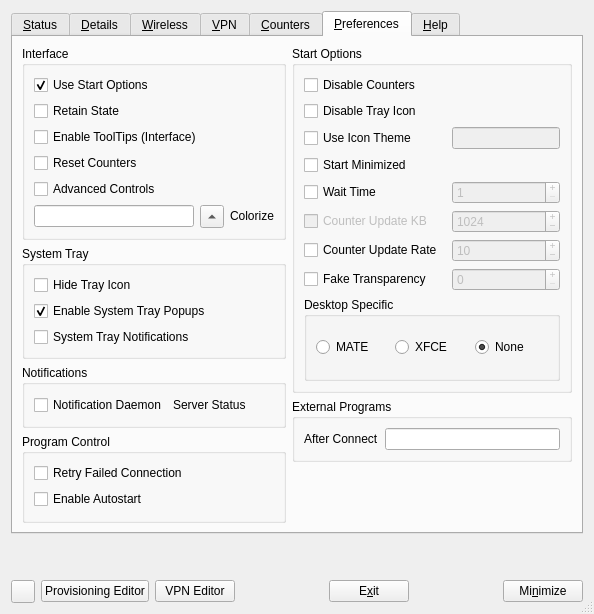
Old version of the form apps/cmstapp/code/control_box/ui/controlbox.ui in the repository andrew-bibb/cmst.
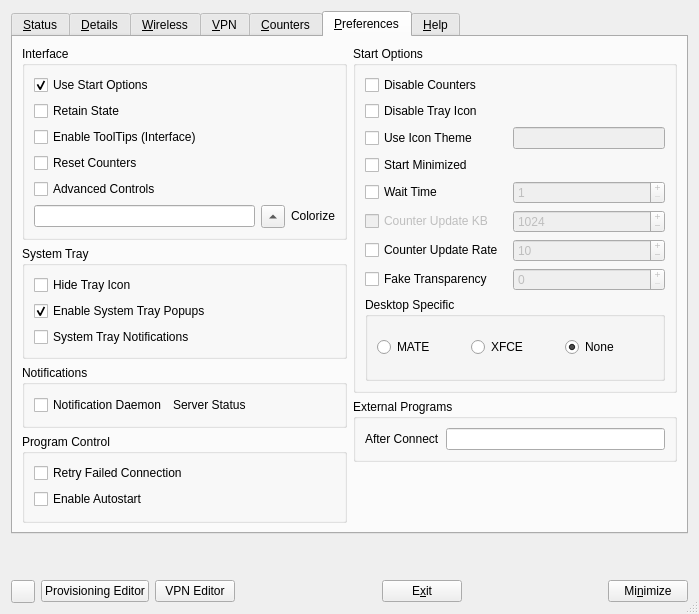
New version of the form. The open tabs and pages were chosen to show the change.

Commit message: changed layout consraint on topmost widget

```diff
--- a/apps/cmstapp/code/control_box/ui/controlbox.ui
+++ b/apps/cmstapp/code/control_box/ui/controlbox.ui
@@ -23,6 +23,9 @@
    <bool>true</bool>
   </property>
   <layout class="QVBoxLayout" name="verticalLayout_11">
+   <property name="sizeConstraint">
+    <enum>QLayout::SetFixedSize</enum>
+   </property>
    <item>
     <widget class="QTabWidget" name="tabWidget">
      <property name="sizePolicy">
@@ -1027,10 +1030,13 @@
        <string>&amp;Preferences</string>
       </attribute>
       <layout class="QGridLayout" name="gridLayout_14">
+       <property name="sizeConstraint">
+        <enum>QLayout::SetDefaultConstraint</enum>
+       </property>
        <item row="0" column="0">
         <widget class="QGroupBox" name="groupBox_preferencesinterface">
          <property name="sizePolicy">
-          <sizepolicy hsizetype="Preferred" vsizetype="Fixed">
+          <sizepolicy hsizetype="Preferred" vsizetype="Preferred">
            <horstretch>0</horstretch>
            <verstretch>0</verstretch>
           </sizepolicy>
@@ -1446,6 +1452,12 @@
        </item>
        <item row="1" column="0">
         <widget class="QGroupBox" name="groupBox_systemtray">
+         <property name="sizePolicy">
+          <sizepolicy hsizetype="Preferred" vsizetype="Preferred">
+           <horstretch>0</horstretch>
+           <verstretch>0</verstretch>
+          </sizepolicy>
+         </property>
          <property name="whatsThis">
           <string>&lt;html&gt;&lt;head/&gt;&lt;body&gt;&lt;p&gt;Preferences for the system tray are in this box.&lt;/p&gt;&lt;/body&gt;&lt;/html&gt;</string>
          </property>
@@ -1541,12 +1553,6 @@
        </item>
        <item row="3" column="1" rowspan="2">
         <widget class="QGroupBox" name="groupBox_process">
-         <property name="sizePolicy">
-          <sizepolicy hsizetype="Preferred" vsizetype="Fixed">
-           <horstretch>0</horstretch>
-           <verstretch>0</verstretch>
-          </sizepolicy>
-         </property>
          <property name="whatsThis">
           <string>&lt;html&gt;&lt;head/&gt;&lt;body&gt;&lt;p&gt;Programs or processes to execute after various events occur.&lt;/p&gt;&lt;p&gt;If the program or process requires command line arguments provide them here just as if you were typing at a command line.&lt;/p&gt;&lt;p&gt;Example:&lt;/p&gt;&lt;p&gt;&lt;span style=&quot; font-weight:600;&quot;&gt;/path/to/program arg1 arg2 arg3&lt;/span&gt;&lt;/p&gt;&lt;/body&gt;&lt;/html&gt;</string>
          </property>
```
Left out of the diff: 22 changed lines with no effect on the pictures. The commit also changes 2 other files.
